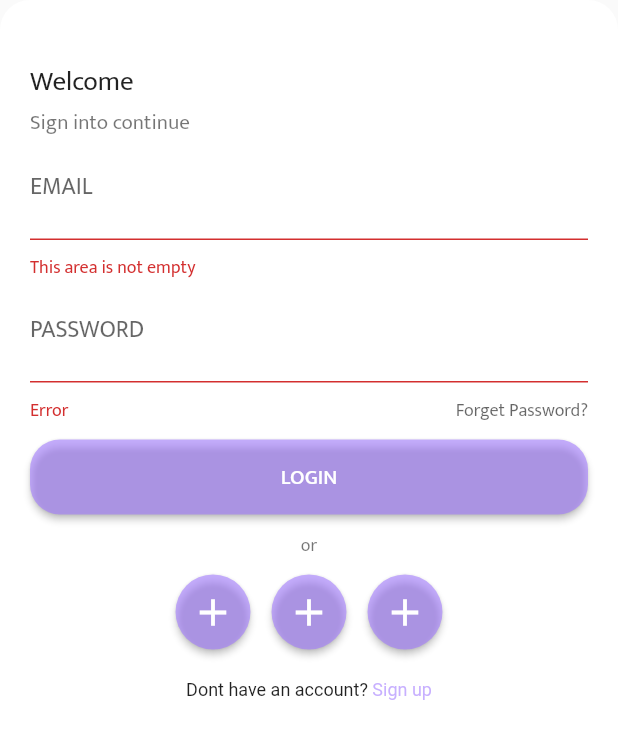
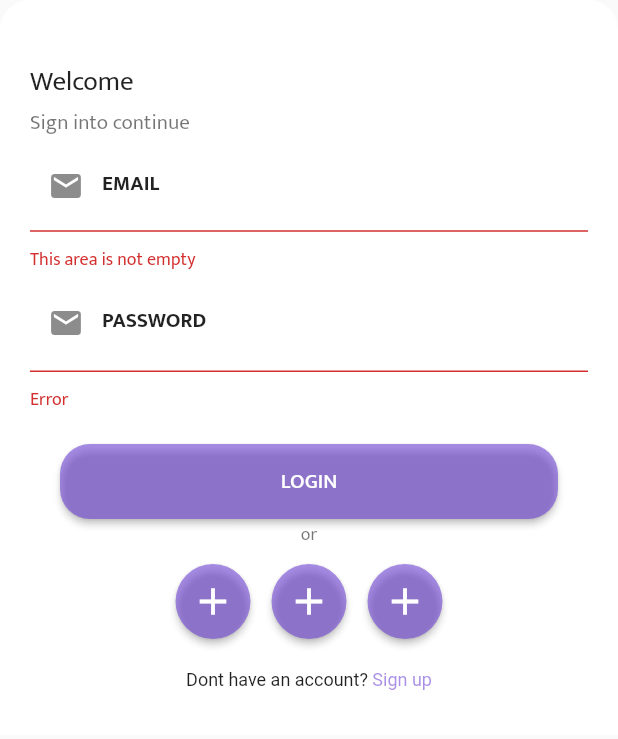
Before and after one commit to kahveciogluo/geo_game, a Flutter app: the LoginBottomSheet widget shown alone on an empty page, opened directly, on a phone screen of 412 x 824 dp. Shown: the top 739 px of the screen. Run offline on Flutter 3.47's test engine with Material 2 defaults, Android fonts, the phone set to English and light mode, and no system bars; our stand-ins replace rive.

Commit message:
update login and signup

```diff
--- a/lib/main.dart
+++ b/lib/main.dart
@@ -10,10 +10,15 @@ class MyApp extends StatelessWidget {
 
   @override
   Widget build(BuildContext context) {
+    Color myPrimaryColor = Color(0x966D40D4);
+
     return MaterialApp(
       title: 'Flutter Demo',
       theme: ThemeData(
         fontFamily: 'Mukta',
+        colorScheme: ThemeData().colorScheme.copyWith(
+          primary: myPrimaryColor,
+        ),
       ),
       home: const HomePage(),
     );
--- a/lib/ui/bottom_sheets/login_bottom_sheet.dart
+++ b/lib/ui/bottom_sheets/login_bottom_sheet.dart
@@ -1,6 +1,8 @@
 import 'package:flutter/gestures.dart';
 import 'package:flutter/material.dart';
+import 'package:geo_game/theme/button_styles.dart';
 import 'package:geo_game/ui/bottom_sheets/signup_bottom_sheet.dart';
+import 'package:geo_game/ui/widgets/button.dart';
 
 class LoginBottomSheet extends StatefulWidget {
   const LoginBottomSheet({Key? key}) : super(key: key);
@@ -10,6 +12,9 @@ class LoginBottomSheet extends StatefulWidget {
 }
 
 class _LoginBottomSheetState extends State<LoginBottomSheet> {
+  GlobalKey<FormState> _formState = GlobalKey();
+  bool isAutoValidate = false;
+
   @override
   Widget build(BuildContext context) {
     return Container(
@@ -27,9 +32,10 @@ class _LoginBottomSheetState extends State<LoginBottomSheet> {
             Text('Welcome', style: TextStyle(color: Colors.black87, fontSize: 18)),
             Text('Sign into continue', style: TextStyle(color: Colors.black54),),
             buildFormView(),
+            SizedBox(height: 20),
             Padding(
-              padding: EdgeInsets.symmetric(vertical: 10),
-              child: buildLoginButton(context),
+              padding: const EdgeInsets.symmetric(horizontal: 20),
+              child: GeoGameButton(buttonText: 'LOGIN', onPressed: (){},buttonStyle: MyButtonStyles.primary,),
             ),
             Center(child: Text('or', style: TextStyle(color: Colors.black54, fontSize: 12))),
             SizedBox(height: 10),
@@ -54,7 +60,7 @@ class _LoginBottomSheetState extends State<LoginBottomSheet> {
           ),
           TextSpan(
             text: 'Sign up',
-            style: TextStyle(color: Color(0x96A078FF), fontSize: 12),
+            style: TextStyle(color: Color(0x966D40D4), fontSize: 12),
             recognizer: TapGestureRecognizer()..onTap = (){
               showModalBottomSheet(
                   isScrollControlled: true,
@@ -77,7 +83,6 @@ class _LoginBottomSheetState extends State<LoginBottomSheet> {
                 style: ElevatedButton.styleFrom(
                     shape: CircleBorder(),
                     padding: EdgeInsets.all(10),
-                    primary: Color(0x96A078FF)
                 ),
                 child: Icon( Icons.add, size: 30),
                 onPressed: () {},
@@ -86,7 +91,6 @@ class _LoginBottomSheetState extends State<LoginBottomSheet> {
                 style: ElevatedButton.styleFrom(
                     shape: CircleBorder(),
                     padding: EdgeInsets.all(10),
-                    primary: Color(0x96A078FF)
                 ),
                 child: Icon( Icons.add, size: 30),
                 onPressed: () {},
@@ -95,7 +99,6 @@ class _LoginBottomSheetState extends State<LoginBottomSheet> {
                 style: ElevatedButton.styleFrom(
                     shape: CircleBorder(),
                     padding: EdgeInsets.all(10),
-                    primary: Color(0x96A078FF)
                 ),
                 child: Icon( Icons.add, size: 30),
                 onPressed: () {},
@@ -103,23 +106,9 @@ class _LoginBottomSheetState extends State<LoginBottomSheet> {
           ],);
   }
 
-  ElevatedButton buildLoginButton(BuildContext context) {
-    return ElevatedButton(
-            onPressed: () {},
-            style: ElevatedButton.styleFrom(
-              fixedSize: Size(MediaQuery.of(context).size.width, 50),
-              shape: RoundedRectangleBorder(
-                borderRadius: BorderRadius.circular(20),
-              ),
-              primary: Color(0x96A078FF),
-
-            ),
-            child: const Text('LOGIN'),
-          );
-  }
-
   Form buildFormView() {
     return Form(
+      key: _formState,
       autovalidate: true,
             child: Column(
               children: [
@@ -127,17 +116,29 @@ class _LoginBottomSheetState extends State<LoginBottomSheet> {
                   validator: (value) {
                     return value!.isEmpty ? 'This area is not empty' : null ;
                   },
+                  keyboardType: TextInputType.emailAddress,
+                  style: TextStyle(color: Colors.black87, fontSize: 14),
                   decoration: InputDecoration(
                     labelText: 'EMAIL',
+                    labelStyle: TextStyle(color: Colors.black87, fontSize: 14, fontWeight: FontWeight.bold),
+                    hintText: 'example@gmail.com',
+                    hintStyle: TextStyle(fontSize: 12),
+                    prefixIcon: Icon(Icons.mail),
+
                   ),
                 ),
                 TextFormField(
                   validator: (value) {
-                    return value!.length > 5 ? null : 'Error' ;
+                    return value!.length >= 6 ? null : 'Error' ;
                   },
+                  keyboardType: TextInputType.visiblePassword,
                   decoration: InputDecoration(
                     labelText: 'PASSWORD',
-                    counterText: 'Forget Password?'
+                    labelStyle: TextStyle(color: Colors.black87, fontSize: 14, fontWeight: FontWeight.bold),
+                    hintText: 'Your password must be at least 6 characters',
+                    hintStyle: TextStyle(fontSize: 12),
+                    prefixIcon: Icon(Icons.mail),
+
                   ),
                 ),
               ],
```
Also changed, not shown: lib/ui/bottom_sheets/signup_bottom_sheet.dart (+7 -21 lines), lib/ui/pages/home_page.dart (+7 -14 lines).
